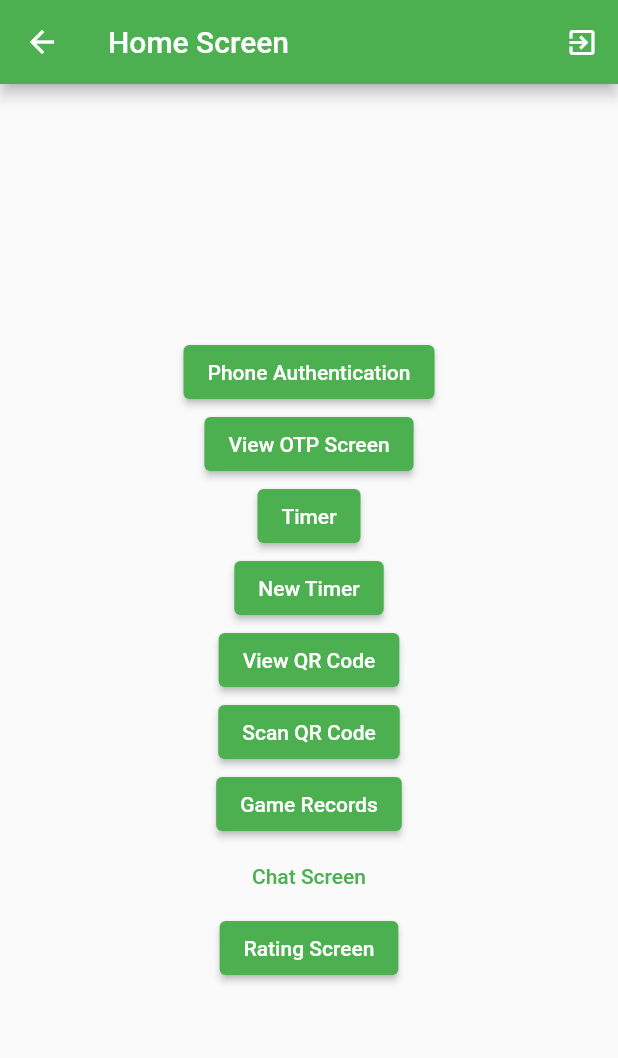
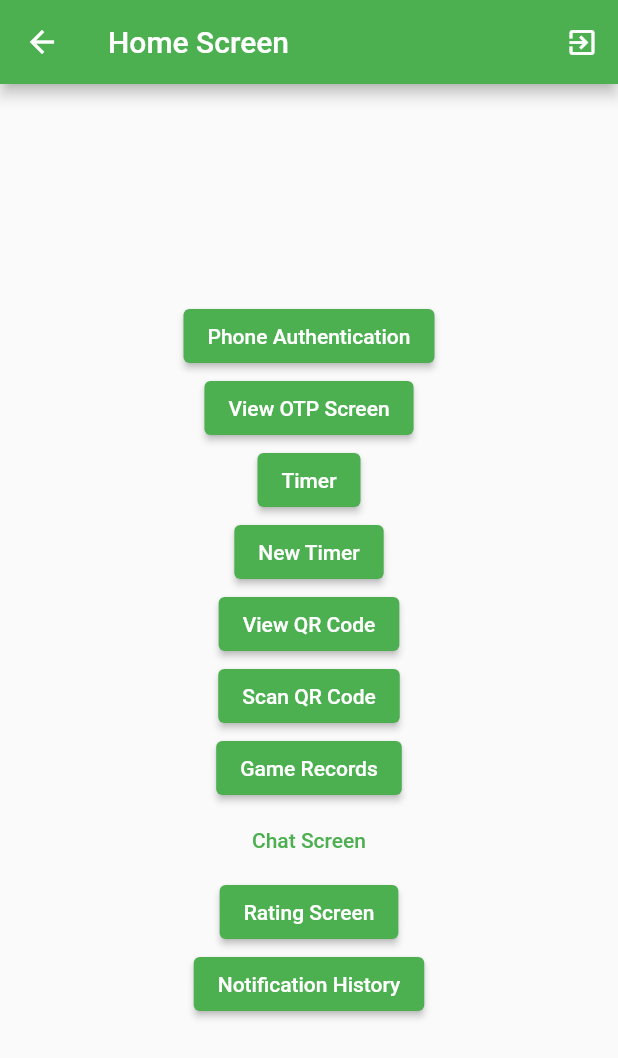
Before and after one commit to hsn-anwar/footy, a Flutter app: the HomeScreen screen opened by its route, on a phone screen of 412 x 824 dp. Shown: the top 1058 px of the screen. Run offline on Flutter 3.47's test engine with Material 2 defaults, Android fonts, the phone set to English and light mode, and no system bars; our stand-ins replace animated_text_kit, audioplayers, cached_network_image, circular_countdown_timer, cloud_firestore, country_code_picker and 13 more; missing offline and left inert: qr_code_scanner; accounts and stored records are empty.

Commit message:
- Implemented notifications

```diff
--- a/lib/main.dart
+++ b/lib/main.dart
@@ -7,10 +7,12 @@ import 'package:footy/views/countdown_timer_screen.dart';
 import 'package:footy/views/game_records.dart';
 import 'package:footy/views/home_screen.dart';
 import 'package:footy/views/login_screen.dart';
+import 'package:footy/views/notification_history_screen.dart';
 import 'package:footy/views/qr_screen.dart';
 import 'package:footy/views/rating_screen.dart';
 import 'package:footy/views/result_screen.dart';
 import 'package:footy/views/scan_qr_screen.dart';
+import 'package:footy/views/splash_screen.dart';
 import 'package:footy/views/timer_screen.dart';
 import 'package:footy/views/users_screen.dart';
 import 'views/otp_screen.dart';
@@ -52,6 +54,8 @@ class MyApp extends StatelessWidget {
         Chat.id: (context) => Chat(isPrivate: true, chatId: peerID),
         RatingScreen.id: (context) => RatingScreen(),
         UsersScreen.id: (context) => UsersScreen(),
+        SplashScreen.id: (context) => SplashScreen(),
+        NotificationHistoryScreen.id: (context) => NotificationHistoryScreen(),
       },
     );
   }
--- a/lib/views/home_screen.dart
+++ b/lib/views/home_screen.dart
@@ -6,9 +6,11 @@ import 'package:footy/shared/constants.dart';
 import 'package:footy/views/authenticate_phone_number_screen.dart';
 import 'package:footy/views/countdown_timer_screen.dart';
 import 'package:footy/views/game_records.dart';
+import 'package:footy/views/notification_history_screen.dart';
 import 'package:footy/views/qr_screen.dart';
 import 'package:footy/views/rating_screen.dart';
 import 'package:footy/views/scan_qr_screen.dart';
+import 'package:footy/views/splash_screen.dart';
 import 'package:footy/views/timer_screen.dart';
 import 'package:footy/views/users_screen.dart';
 import '../const.dart';
@@ -128,7 +130,11 @@ class _HomeScreenState extends State<HomeScreen> {
               ElevatedButton(
                   onPressed: () =>
                       Navigator.pushNamed(context, RatingScreen.id),
-                  child: Text('Rating Screen'))
+                  child: Text('Rating Screen')),
+              ElevatedButton(
+                  onPressed: () =>
+                      Navigator.pushNamed(context, SplashScreen.id),
+                  child: Text('Notification History'))
             ],
           ),
         ));
--- a/pubspec.yaml
+++ b/pubspec.yaml
@@ -53,6 +53,8 @@ dependencies:
   firebase_auth: ^0.20.0+1
   cloud_firestore: ^0.16.0
   firebase_messaging: ^8.0.0-dev.14
+  flutter_local_notifications: ^4.0.1+2
+  firebase_analytics: ^7.0.1
 
 
 dev_dependencies:
```
Also changed, not shown: pubspec.lock.
